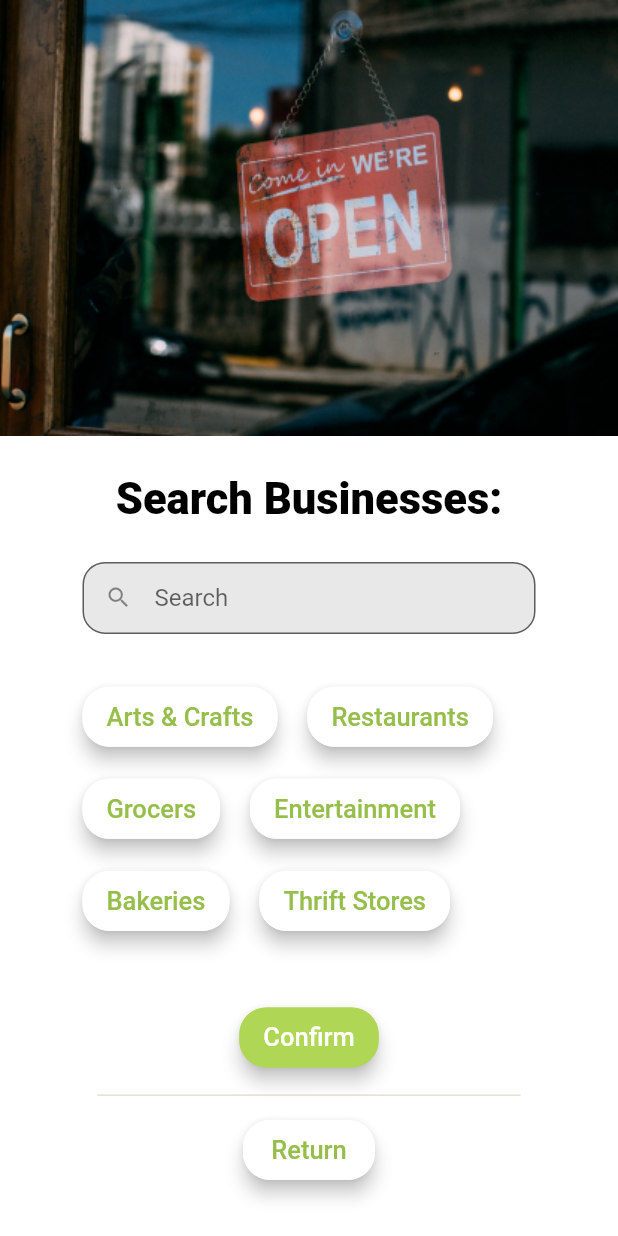
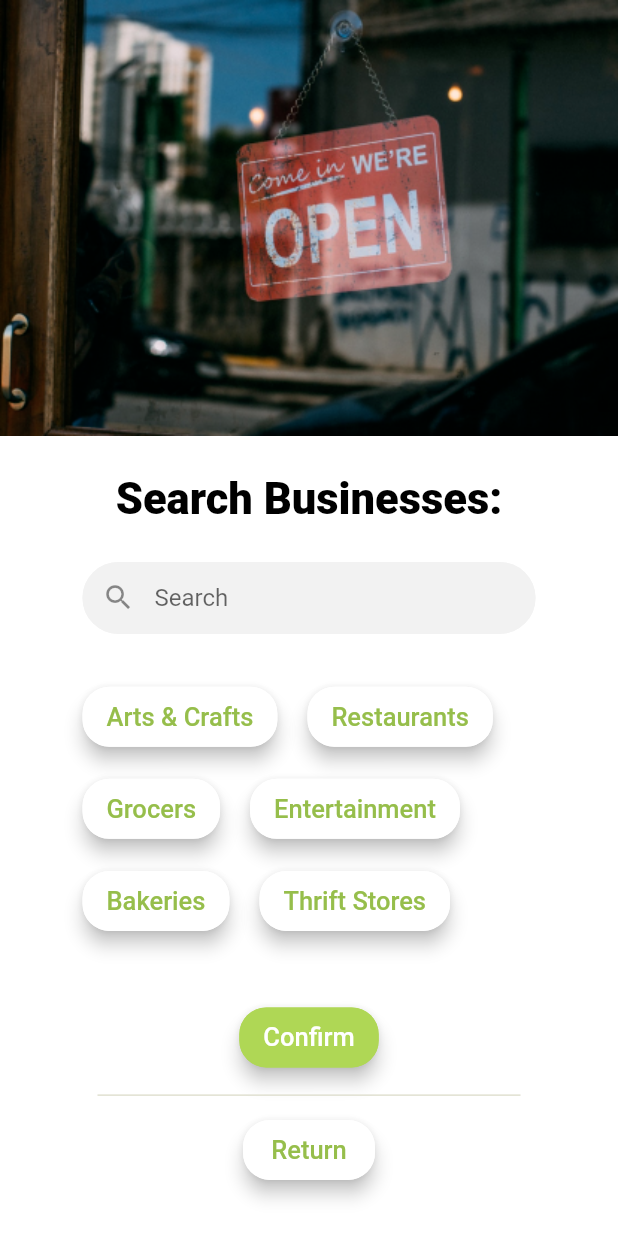
Before and after one commit to ivanmudarth/Lokal, a Flutter app: the screen it shows after launch, on a phone screen of 412 x 824 dp. Run offline on Flutter 3.47's test engine with Material 2 defaults, Android fonts, the phone set to English and light mode, and no system bars; Roboto replaces fonts that are missing (SF Pro Display).

Commit message:
fix search bar

```diff
--- a/lokal/lib/search.dart
+++ b/lokal/lib/search.dart
@@ -50,16 +50,22 @@ class SearchPage extends StatelessWidget {
             ),
             TextField(
               decoration: InputDecoration(
-                  fillColor: Color(0xffe8e8e8),
+                  fillColor: Color(0xfff2f2f2),
                   filled: true,
-                  contentPadding: new EdgeInsets.symmetric(vertical: 0),
+                  contentPadding: new EdgeInsets.symmetric(vertical: -5),
                   prefixIcon: Icon(
                     Icons.search,
-                    size: 18,
+                    size: 22, // borderRadius: BorderRadius.circular(15),
                   ),
-                  border: OutlineInputBorder(
-                      borderRadius: BorderRadius.circular(15),
-                      borderSide: new BorderSide(color: Colors.amber)),
+                  enabledBorder: new OutlineInputBorder(
+                    borderRadius: new BorderRadius.circular(25.0),
+                    borderSide: BorderSide(color: Color(0xfff2f2f2)),
+                  ),
+                  focusedBorder: new OutlineInputBorder(
+                    borderRadius: new BorderRadius.circular(25.0),
+                    borderSide: BorderSide(color: Color(0xfff2f2f2)),
+                  ),
+                  labelStyle: new TextStyle(color: Colors.green),
                   hintText: 'Search'),
             ),
             SizedBox(
```
